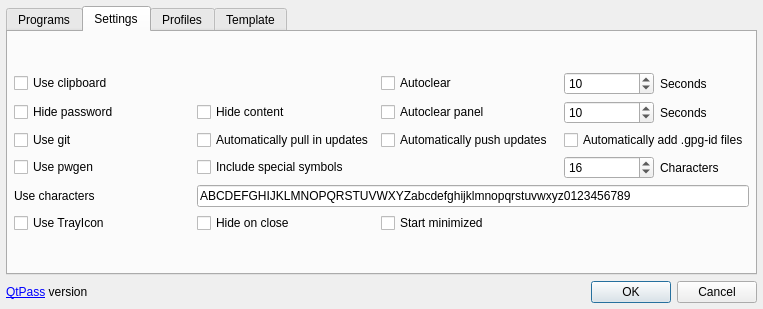
IJHack/QtPass, file dialog.ui: the form before one commit.
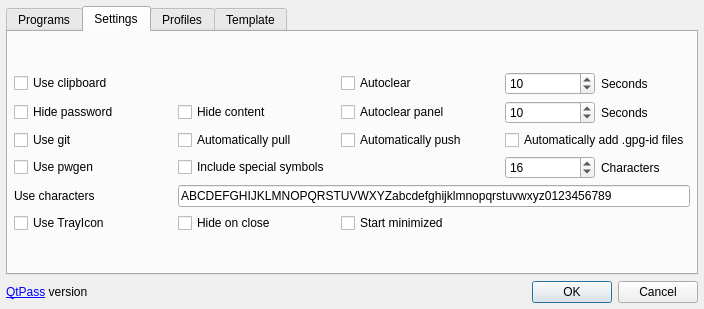
The form after the commit. The open tabs and pages were chosen to show the change.

Commit message: shorter names for more readable config

```diff
--- a/dialog.ui
+++ b/dialog.ui
@@ -6,7 +6,7 @@
    <rect>
     <x>0</x>
     <y>0</y>
-    <width>763</width>
+    <width>704</width>
     <height>309</height>
    </rect>
   </property>
@@ -393,14 +393,14 @@
          <item row="2" column="2">
           <widget class="QCheckBox" name="checkBoxAutoPush">
            <property name="text">
-            <string>Automatically push updates</string>
+            <string>Automatically push</string>
            </property>
           </widget>
          </item>
          <item row="2" column="1">
           <widget class="QCheckBox" name="checkBoxAutoPull">
            <property name="text">
-            <string>Automatically pull in updates</string>
+            <string>Automatically pull</string>
            </property>
           </widget>
          </item>
```
Left out of the diff: 2 changed lines with no effect on the pictures.
